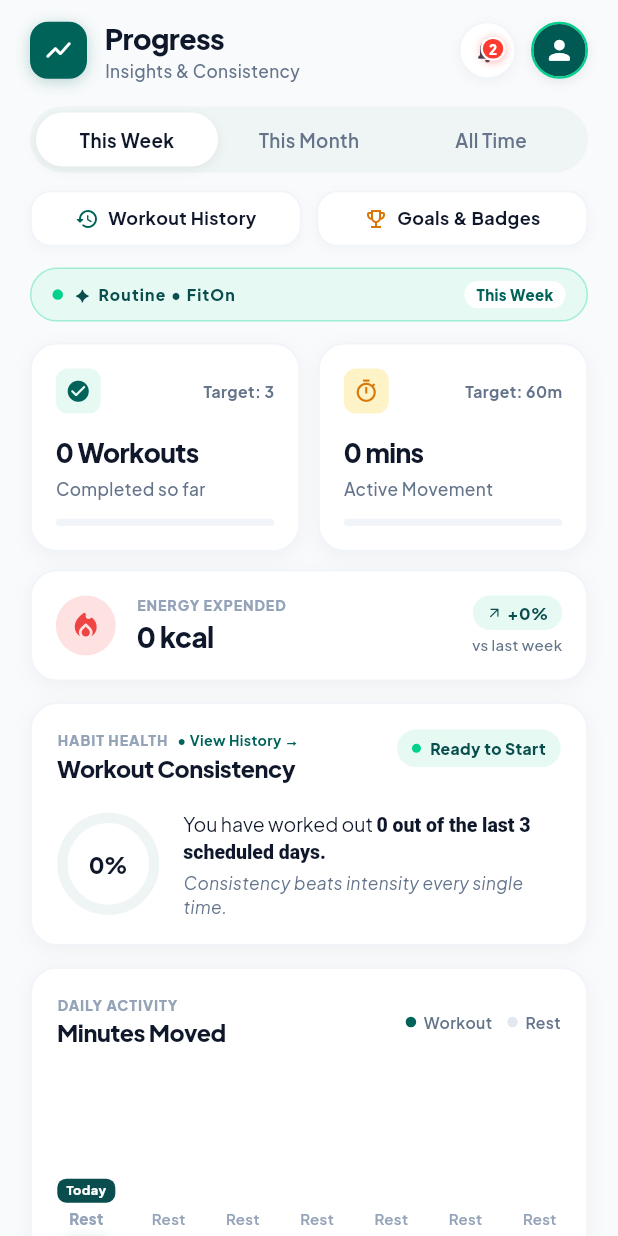
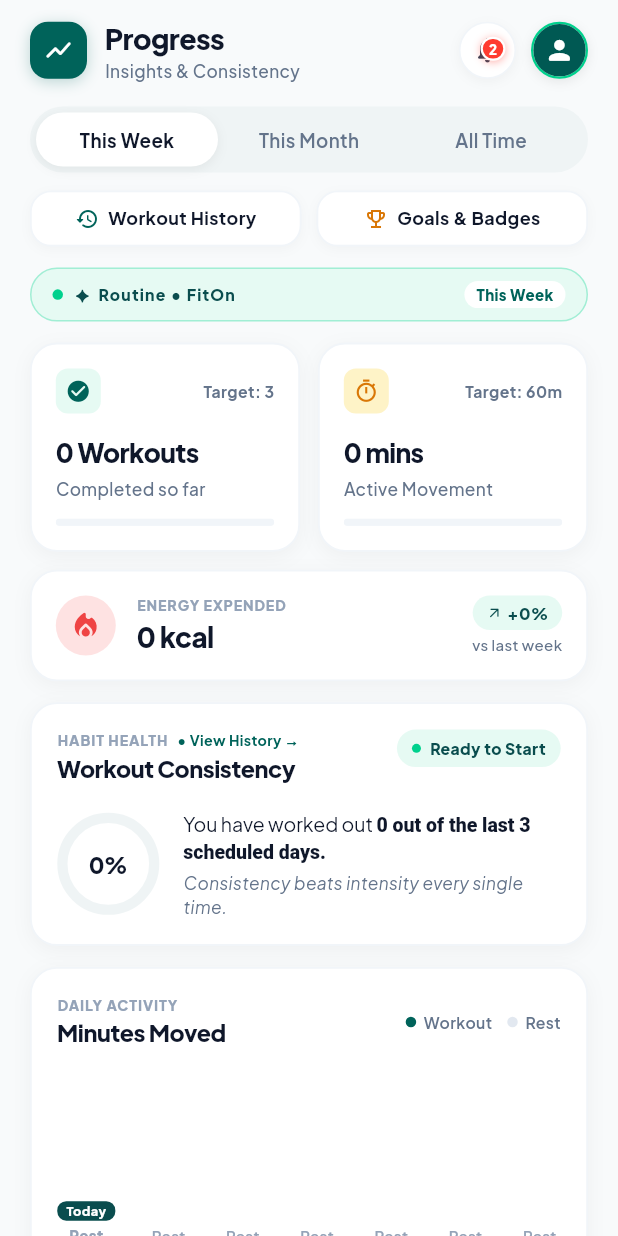
Before and after one commit to thaveeshatk/Fitness-App, a Flutter app: the ProgressScreen screen opened directly, on a phone screen of 412 x 824 dp. Run offline on Flutter 3.47's test engine with Material 3 defaults, Android fonts, the phone set to English and light mode, and no system bars; our stand-ins replace cloud_firestore, firebase_auth, firebase_core, google_fonts; missing offline and left inert: dart:js_interop; accounts and stored records are empty; network calls fail.

Commit message:
progress screen edit

```diff
--- a/lib/features/progress/presentation/screens/progress_screen.dart
+++ b/lib/features/progress/presentation/screens/progress_screen.dart
@@ -943,7 +943,7 @@
           const SizedBox(height: 22),
           // 7-day bar chart
           SizedBox(
-            height: 130,
+            height: 136,
             child: Row(
               mainAxisAlignment: MainAxisAlignment.spaceBetween,
               crossAxisAlignment: CrossAxisAlignment.end,
@@ -1017,6 +1017,7 @@
 
     return Column(
       mainAxisAlignment: MainAxisAlignment.end,
+      mainAxisSize: MainAxisSize.min,
       children: [
         // Tag badge (Today or Plan)
         if (day.isToday)
@@ -1031,6 +1032,7 @@
               'Today',
               style: GoogleFonts.plusJakartaSans(
                 fontSize: 8.5,
+                height: 1.1,
                 fontWeight: FontWeight.w800,
                 color: Colors.white,
               ),
@@ -1048,6 +1050,7 @@
               'Plan',
               style: GoogleFonts.plusJakartaSans(
                 fontSize: 8.5,
+                height: 1.1,
                 fontWeight: FontWeight.w800,
                 color: _darkTeal,
               ),
@@ -1061,6 +1064,7 @@
           day.isRest ? 'Rest' : '${day.minutes}m',
           style: GoogleFonts.plusJakartaSans(
             fontSize: 10,
+            height: 1.1,
             fontWeight: day.isToday ? FontWeight.w800 : FontWeight.w600,
             color: day.isRest
                 ? AppColors.textMuted
@@ -1108,6 +1112,7 @@
           day.dayName,
           style: GoogleFonts.plusJakartaSans(
             fontSize: 10.5,
+            height: 1.1,
             fontWeight: day.isToday ? FontWeight.w800 : FontWeight.w600,
             color: day.isToday ? _primaryTeal : AppColors.textSecondary,
           ),
```
